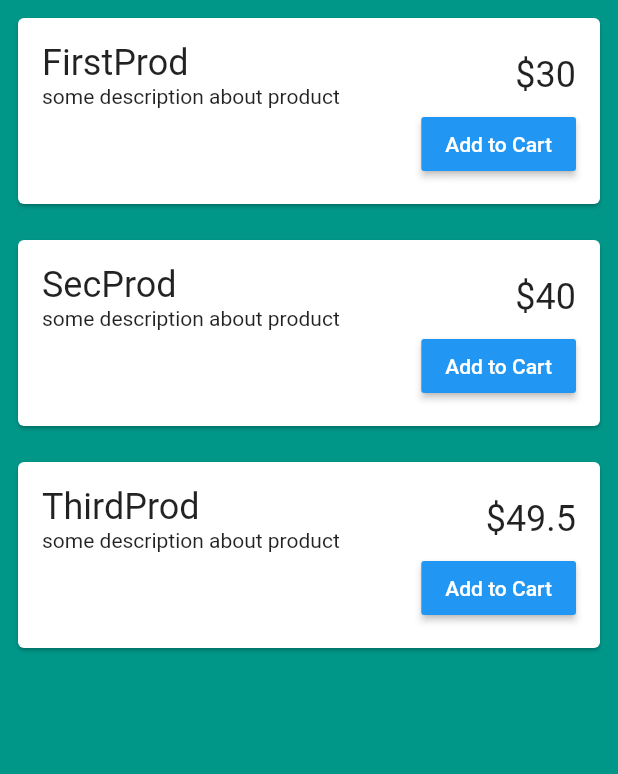
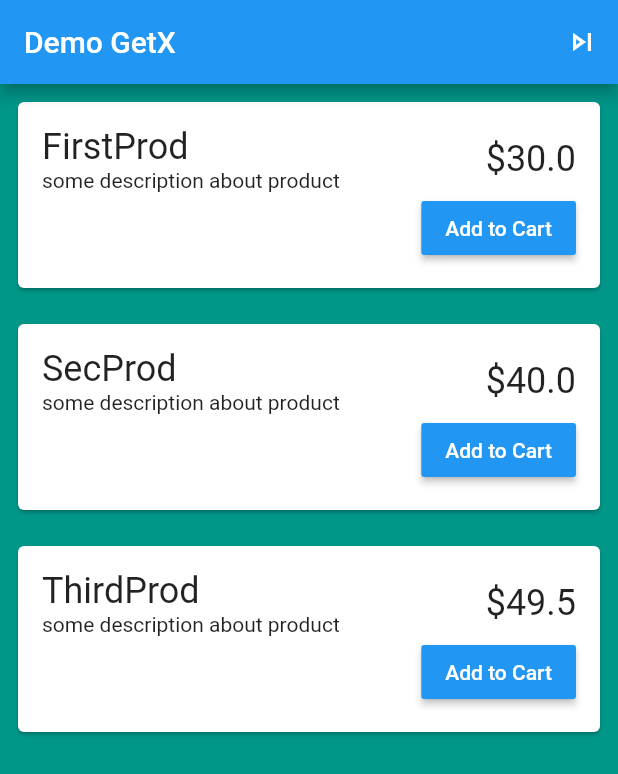
Before and after one commit to t2hieu91/Shopping, a Flutter app: the screen it shows after launch, on a phone screen of 412 x 824 dp. Shown: the top 774 px of the screen. Run offline on Flutter 3.47's test engine with Material 2 defaults, Android fonts, the phone set to English and light mode, and no system bars; our stand-ins replace get.

Commit message:
Upgrade flutter

```diff
--- a/lib/controllers/shopping_controller.dart
+++ b/lib/controllers/shopping_controller.dart
@@ -3,7 +3,10 @@ import 'package:get/state_manager.dart';
 import '../models/product.dart';
 
 class ShoppingController extends GetxController {
-  var products = List<Product>().obs;
+  // ignore: deprecated_member_use
+  // var products = List<Product>().obs;
+
+  RxList products = [].obs;
 
   @override
   void onInit() {
@@ -19,19 +22,22 @@ class ShoppingController extends GetxController {
         price: 30,
         productDescription: 'some description about product',
         productImage: 'abd',
-          productName: 'FirstProd'),
+        productName: 'FirstProd',
+      ),
       Product(
         id: 2,
         price: 40,
         productDescription: 'some description about product',
         productImage: 'abd',
-          productName: 'SecProd'),
+        productName: 'SecProd',
+      ),
       Product(
         id: 3,
         price: 49.5,
         productDescription: 'some description about product',
         productImage: 'abd',
-          productName: 'ThirdProd'),
+        productName: 'ThirdProd',
+      ),
     ];
 
     products.value = productResult;
--- a/lib/main.dart
+++ b/lib/main.dart
@@ -1,6 +1,6 @@
-import 'package:Shopping/views/shopping_page.dart';
 import 'package:flutter/material.dart';
 import 'package:get/get.dart';
+import 'package:shopping/views/shopping_page.dart';
 
 void main() {
   runApp(MyApp());
--- a/lib/models/product.dart
+++ b/lib/models/product.dart
@@ -6,10 +6,10 @@ class Product {
   final double price;
 
   Product({
-    this.id,
-    this.productName,
-    this.productImage,
-    this.productDescription,
-    this.price,
+    required this.id,
+    required this.productName,
+    required this.productImage,
+    required this.productDescription,
+    required this.price,
   });
 }
--- a/lib/views/shopping_page.dart
+++ b/lib/views/shopping_page.dart
@@ -1,5 +1,6 @@
 import 'package:flutter/material.dart';
 import 'package:get/get.dart';
+import 'package:shopping/views/shopping_detail.dart';
 import '../controllers/shopping_controller.dart';
 
 class ShoppingPage extends StatelessWidget {
@@ -8,6 +9,19 @@ class ShoppingPage extends StatelessWidget {
   @override
   Widget build(BuildContext context) {
     return Scaffold(
+      appBar: AppBar(
+        title: Text("Demo GetX"),
+        actions: [
+          IconButton(
+            onPressed: () {
+              Get.to(() => ShoppingDetail());
+            },
+            icon: Icon(
+              Icons.skip_next_outlined,
+            ),
+          )
+        ],
+      ),
       backgroundColor: Colors.teal,
       body: SafeArea(
         child: Column(
--- a/pubspec.yaml
+++ b/pubspec.yaml
@@ -1,4 +1,4 @@
-name: Shopping
+name: shopping
 description: A new Flutter project.
 
 # The following line prevents the package from being accidentally published to
@@ -18,7 +18,7 @@ publish_to: 'none' # Remove this line if you wish to publish to pub.dev
 version: 1.0.0+1
 
 environment:
-  sdk: ">=2.7.0 <3.0.0"
+  sdk: ">=2.12.0 <3.0.0"
 
 dependencies:
   flutter:
@@ -28,7 +28,7 @@ dependencies:
   # The following adds the Cupertino Icons font to your application.
   # Use with the CupertinoIcons class for iOS style icons.
   cupertino_icons: ^1.0.0
-  get: 3.24.0
+  get: ^4.1.4
 
 dev_dependencies:
   flutter_test:
```
Also changed, not shown: lib/views/shopping_detail.dart (added, +23 -0 lines), 2 other files. Lines whose indentation alone changed are shown as unchanged.
